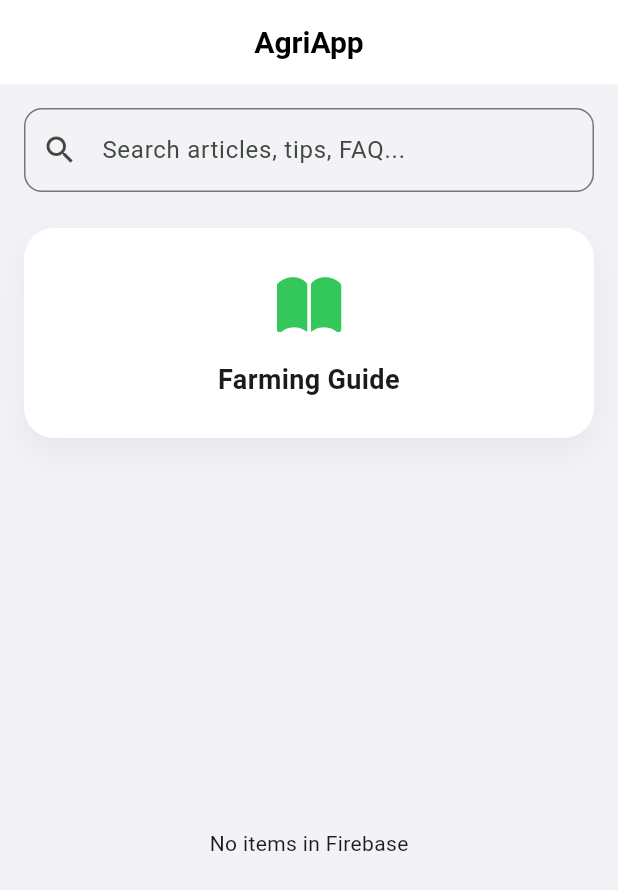
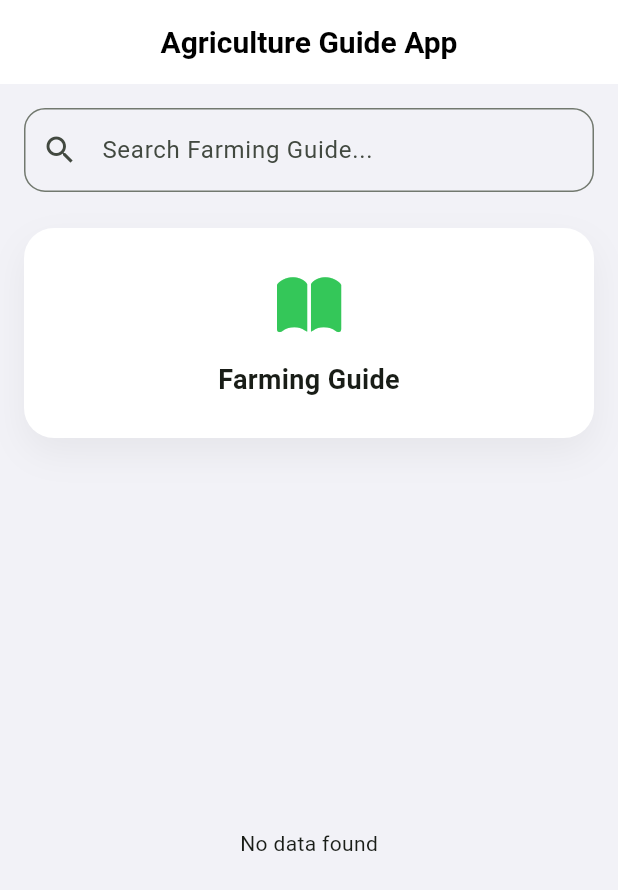
Before and after one commit to MJZ98/AggriApp, a Flutter app: the screen it shows after launch, on a phone screen of 412 x 824 dp. Shown: the top 890 px of the screen. Run offline on Flutter 3.47's test engine with Material 3 defaults, Android fonts, the light colour scheme and no system bars; our stand-ins replace cloud_firestore, firebase_core; accounts and stored records are empty.

Commit message:
update on search bar and firebase

```diff
--- a/lib/home_page.dart
+++ b/lib/home_page.dart
@@ -1,6 +1,6 @@
 import 'package:flutter/material.dart';
+import 'package:flutter/cupertino.dart';
 import 'package:cloud_firestore/cloud_firestore.dart';
-import 'package:flutter/cupertino.dart';
 
 class HomePage extends StatefulWidget {
   const HomePage({super.key});
@@ -23,32 +23,32 @@ class _HomePageState extends State<HomePage> {
   Widget build(BuildContext context) {
     return Scaffold(
       appBar: AppBar(
-        title: const Text("AgriApp"),
+        title: const Text("Agriculture Guide App"),
         centerTitle: true,
       ),
       body: Column(
         children: [
-          // Search Bar on top
+          // 🔍 Search bar (TOP)
           Padding(
-            padding: const EdgeInsets.all(16.0),
+            padding: const EdgeInsets.all(16),
             child: TextField(
               controller: _searchController,
-              onChanged: (val) {
+              onChanged: (value) {
                 setState(() {
-                  _searchQuery = val.toLowerCase();
+                  _searchQuery = value.trim().toLowerCase();
                 });
               },
               decoration: InputDecoration(
-                hintText: "Search articles, tips, FAQ...",
+                hintText: "Search Farming Guide...",
                 prefixIcon: const Icon(Icons.search),
                 border: OutlineInputBorder(
-                  borderRadius: BorderRadius.circular(12),
+                  borderRadius: BorderRadius.circular(14),
                 ),
               ),
             ),
           ),
 
-          // Farming Guide Icon
+          // 📘 Farming Guide Card
           Padding(
             padding: const EdgeInsets.symmetric(horizontal: 16, vertical: 8),
             child: _buildHomeIcon(
@@ -58,11 +58,11 @@ class _HomePageState extends State<HomePage> {
             ),
           ),
 
-          // Search Results
+          // 🔎 Search Results
           Expanded(
             child: StreamBuilder<QuerySnapshot>(
               stream: FirebaseFirestore.instance
-                  .collection('farming guide') // <-- هنا اسم الكلكشن
+                  .collection('farming guide')
                   .snapshots(),
               builder: (context, snapshot) {
                 if (snapshot.connectionState == ConnectionState.waiting) {
@@ -70,36 +70,60 @@ class _HomePageState extends State<HomePage> {
                 }
 
                 if (!snapshot.hasData || snapshot.data!.docs.isEmpty) {
-                  return const Center(child: Text("No items in Firebase"));
+                  return const Center(child: Text("No data found"));
                 }
 
-                // Filter locally based on search query
-                final query = _searchQuery.toLowerCase();
-                var filteredDocs = snapshot.data!.docs.where((doc) {
-                  final title = doc['title'].toString().toLowerCase();
-                  final content = doc['content'].toString().toLowerCase();
-                  return title.contains(query) || content.contains(query);
+                if (_searchQuery.isEmpty) {
+                  return const Center(
+                    child: Text(
+                      "Start typing to search in Farming Guide",
+                      style: TextStyle(color: Colors.grey),
+                    ),
+                  );
+                }
+
+                final results = snapshot.data!.docs.where((doc) {
+                  final title =
+                  doc['title'].toString().toLowerCase();
+                  final content =
+                  doc['content'].toString().toLowerCase();
+
+                  return title.contains(_searchQuery) ||
+                      content.contains(_searchQuery);
                 }).toList();
 
-                if (filteredDocs.isEmpty) {
+                if (results.isEmpty) {
                   return const Center(child: Text("No results found"));
                 }
 
                 return ListView.builder(
                   padding: const EdgeInsets.all(16),
-                  itemCount: filteredDocs.length,
+                  itemCount: results.length,
                   itemBuilder: (context, index) {
-                    var doc = filteredDocs[index];
+                    final doc = results[index];
+
                     return Card(
                       margin: const EdgeInsets.only(bottom: 12),
-                      child: ExpansionTile(
+                      child: ListTile(
                         title: Text(doc['title']),
-                        children: [
-                          Padding(
-                            padding: const EdgeInsets.all(16.0),
-                            child: Text(doc['content']),
-                          ),
-                        ],
+                        subtitle: Text(
+                          doc['content'],
+                          maxLines: 2,
+                          overflow: TextOverflow.ellipsis,
+                        ),
+                        trailing: const Icon(
+                          CupertinoIcons.chevron_forward,
+                          color: Colors.grey,
+                        ),
+                        onTap: () {
+                          if (doc['route'] != null &&
+                              doc['route'].toString().isNotEmpty) {
+                            Navigator.pushNamed(
+                              context,
+                              doc['route'],
+                            );
+                          }
+                        },
                       ),
                     );
                   },
@@ -112,7 +136,11 @@ class _HomePageState extends State<HomePage> {
     );
   }
 
-  Widget _buildHomeIcon({required IconData icon, required String label, required VoidCallback onTap}) {
+  Widget _buildHomeIcon({
+    required IconData icon,
+    required String label,
+    required VoidCallback onTap,
+  }) {
     return Material(
       color: Colors.transparent,
       child: InkWell(
@@ -139,8 +167,10 @@ class _HomePageState extends State<HomePage> {
               const SizedBox(height: 12),
               Text(
                 label,
-                textAlign: TextAlign.center,
-                style: const TextStyle(fontSize: 18, fontWeight: FontWeight.w600),
+                style: const TextStyle(
+                  fontSize: 18,
+                  fontWeight: FontWeight.w600,
+                ),
               ),
             ],
           ),
```
